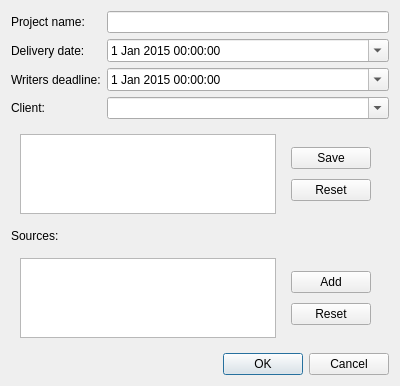
First picture: the form in ccreateprojectdialog.ui, repository lazin87/KotkaSource, before the edit.
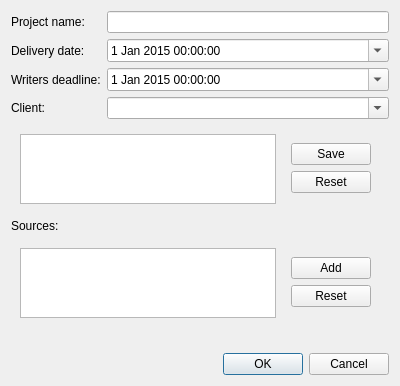
Second picture: the form after the edit.

Commit message: project name and date validation implemented

What changed in the file:
```diff
--- a/ccreateprojectdialog.ui
+++ b/ccreateprojectdialog.ui
@@ -169,6 +169,28 @@
      </layout>
     </widget>
    </item>
+   <item>
+    <widget class="QLabel" name="errorLabel">
+     <property name="enabled">
+      <bool>true</bool>
+     </property>
+     <property name="font">
+      <font>
+       <weight>75</weight>
+       <bold>true</bold>
+      </font>
+     </property>
+     <property name="autoFillBackground">
+      <bool>false</bool>
+     </property>
+     <property name="text">
+      <string/>
+     </property>
+     <property name="wordWrap">
+      <bool>true</bool>
+     </property>
+    </widget>
+   </item>
    <item>
     <widget class="QDialogButtonBox" name="buttonBox">
      <property name="orientation">
```
Left out of the diff: 4 changed lines with no effect on the pictures. The commit also changes 2 other files.
